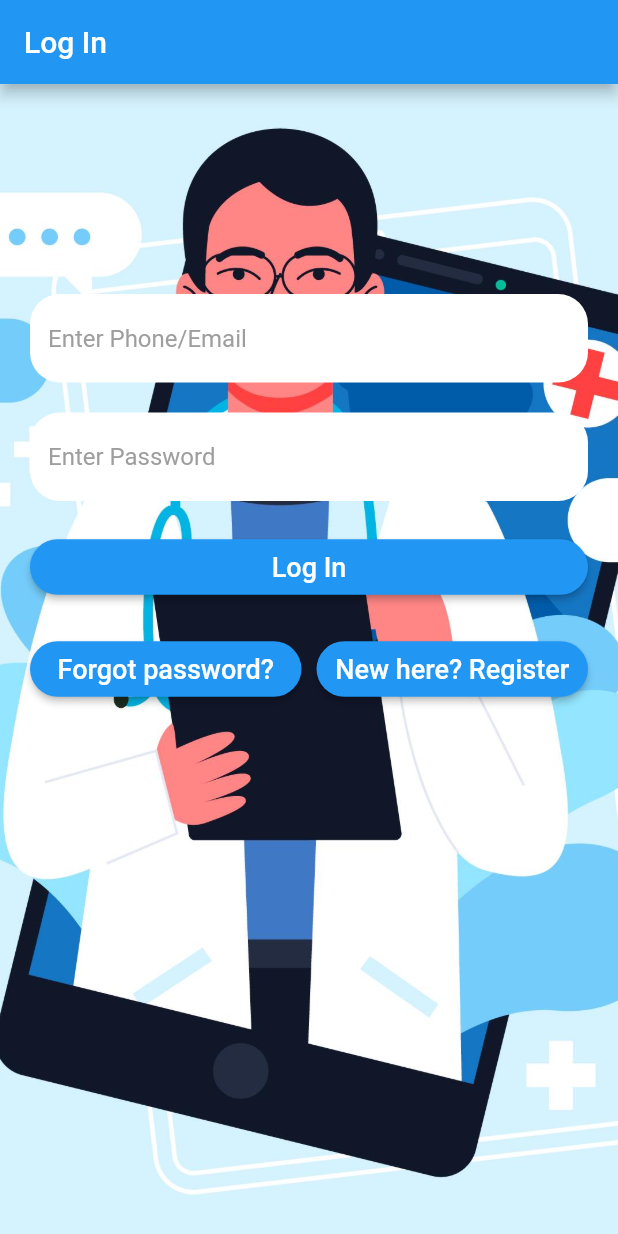
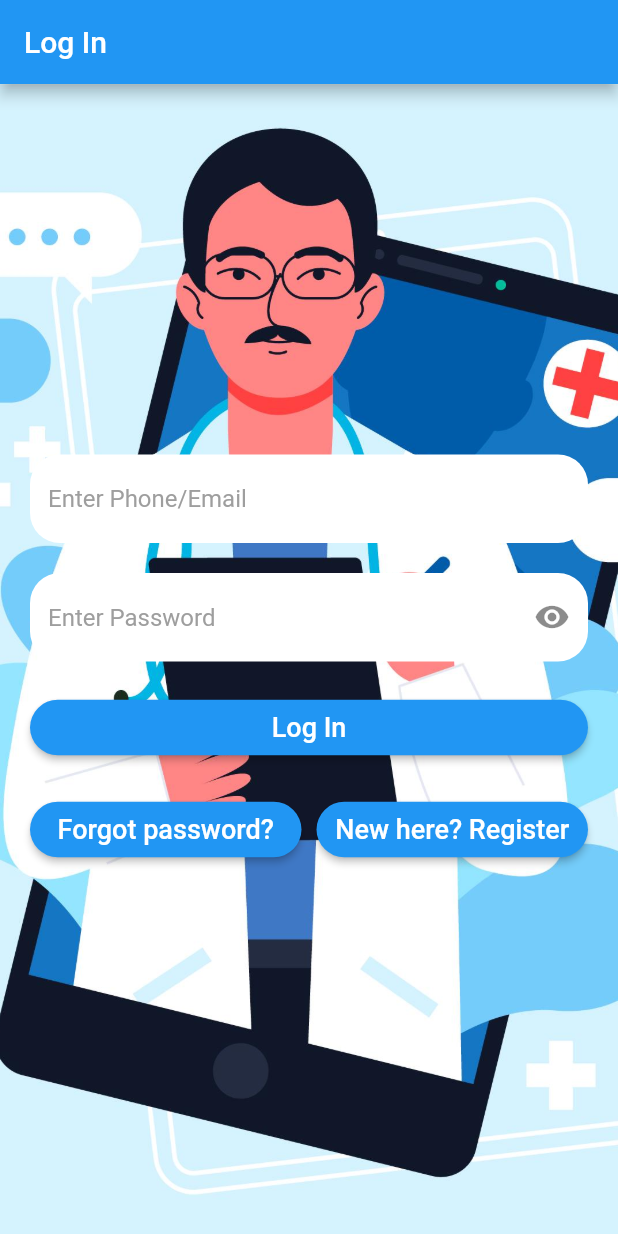
Before and after one commit to aksh-sood/sepm-caller-app, a Flutter app: the screen it shows after launch, on a phone screen of 412 x 824 dp. Run offline on Flutter 3.47's test engine with Material 2 defaults, Android fonts, the phone set to English and light mode, and no system bars.

Commit message:
added obscure text field

```diff
--- a/lib/screens/loginScreen.dart
+++ b/lib/screens/loginScreen.dart
@@ -6,8 +6,7 @@
 }
 
 class _LoginScreenState extends State<LoginScreen> {
-
-
+  bool _isObscure = true;
   @override
   Widget build(BuildContext context) {
     return Scaffold(
@@ -22,12 +21,11 @@
             ),
           ),
           constraints: BoxConstraints.expand(),
-          child: Container(
-            padding: EdgeInsets.all(kDefaultPadding),
-            alignment: Alignment.bottomCenter,
+          child: Padding(
+            padding: const EdgeInsets.all(kDefaultPadding),
             child: Column(
+                mainAxisAlignment:MainAxisAlignment.center,
               children: [
-                SizedBox(height: 120.0),
             TextField(
             scrollPadding: EdgeInsets.all(kDefaultPadding),
             style: TextStyle(
@@ -40,7 +38,27 @@
         style: TextStyle(
               color: Colors.black
         ),
-                  decoration: kInputPasswordDecoration,
+        obscureText: _isObscure,
+        decoration: InputDecoration(
+            filled: true,
+            fillColor: Colors.white,
+            hintText:"Enter Password",
+            hintStyle: TextStyle(
+              color: kGrey,
+            ),
+            suffixIcon: IconButton(
+                icon: Icon(
+                    _isObscure ? Icons.visibility : Icons.visibility_off),
+                onPressed: () {
+                  setState(() {
+                    _isObscure = !_isObscure;
+                  });
+                }),
+            border:OutlineInputBorder(
+                borderRadius: BorderRadius.all(Radius.circular(20.0)),
+                borderSide: BorderSide.none
+            )
+        ),
       ),
       SizedBox(height: 20.0),
       Row(
@@ -95,11 +113,10 @@
             )
         ],
       )
-              ],
+        ]
             ),
           ),
-        ),
+        )
     );
-
   }
 }
--- a/lib/utilities/constants.dart
+++ b/lib/utilities/constants.dart
@@ -25,22 +25,10 @@
         borderSide: BorderSide.none
     )
 );
-const kInputPasswordDecoration = InputDecoration(
-    filled: true,
-    fillColor: Colors.white,
-    hintText:"Enter Password",
-    hintStyle: TextStyle(
-      color: kGrey,
-    ),
-    border:OutlineInputBorder(
-        borderRadius: BorderRadius.all(Radius.circular(20.0)),
-        borderSide: BorderSide.none
-    )
-);
 
 //Text Style
 const kMessageTextStyle = TextStyle(
-  fontSize: 18.0,
+  fontSize: 58.0,
   color: kPrimaryColor
 );
 
```
Lines whose indentation alone changed are shown as unchanged.
